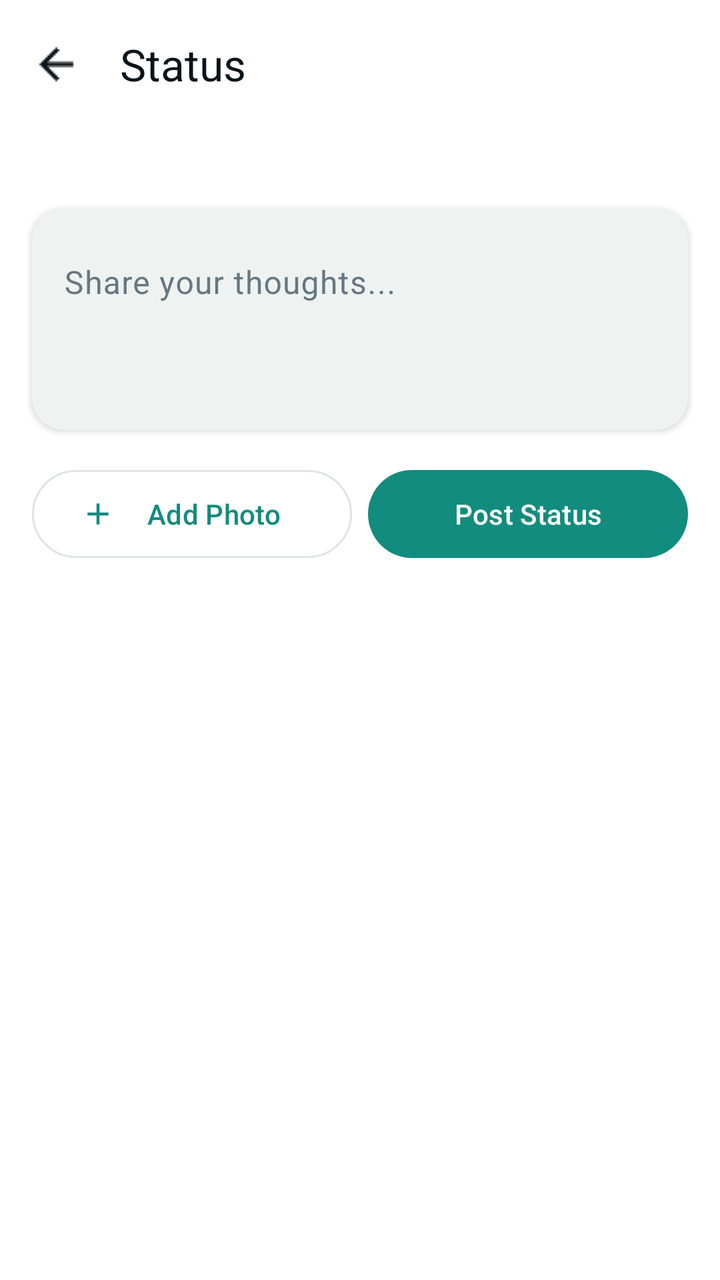
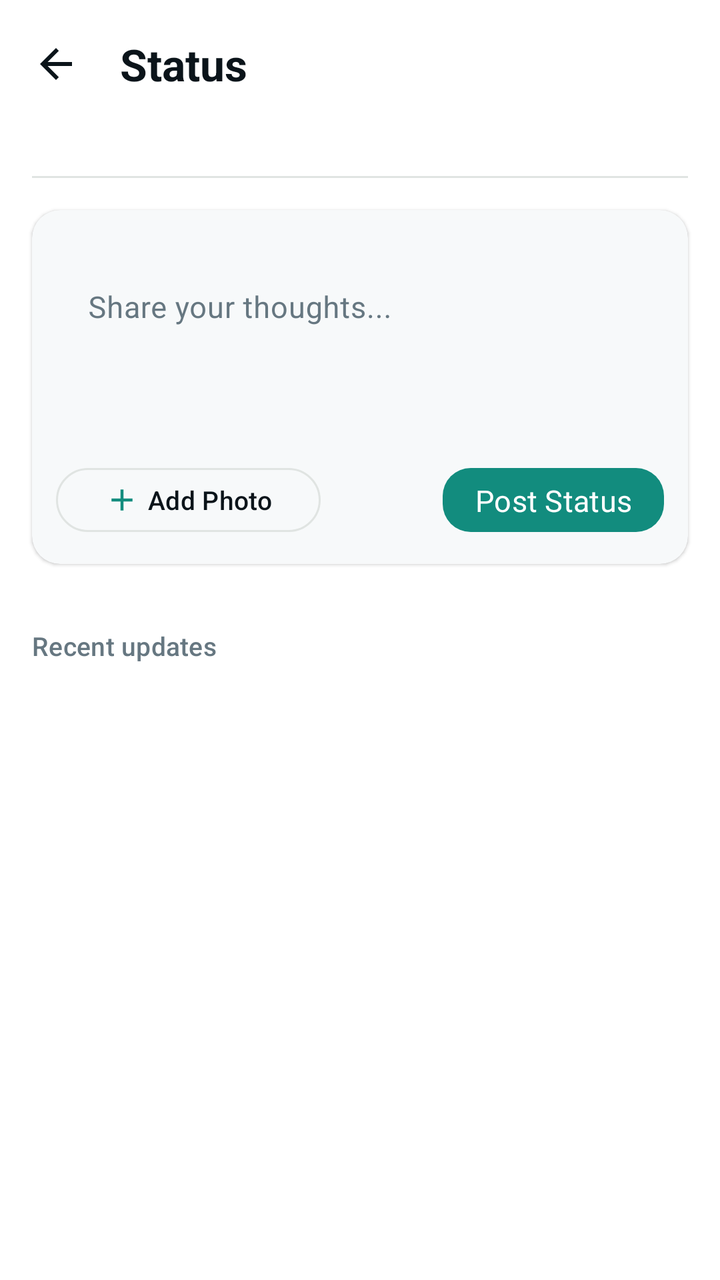

Two renders of the same Android screen: before a commit and after it. Below are the layout's source before the change and the commit's diff.
<!-- AndroidManifest.xml: application theme Theme.GupShup -->
<!-- res/layout/fragment_status.xml -->
<?xml version="1.0" encoding="utf-8"?>
<androidx.constraintlayout.widget.ConstraintLayout
    xmlns:android="http://schemas.android.com/apk/res/android"
    xmlns:app="http://schemas.android.com/apk/res-auto"
    android:layout_width="match_parent"
    android:layout_height="match_parent"
    android:background="?attr/colorSurface">

    
    <com.google.android.material.appbar.MaterialToolbar
        android:id="@+id/statusToolbar"
        android:layout_width="0dp"
        android:layout_height="?attr/actionBarSize"
        android:background="?attr/colorSurface"
        app:title="Status"
        app:titleTextColor="?attr/colorOnSurface"
        app:titleCentered="false"
        app:navigationIcon="@drawable/ic_back"
        app:navigationIconTint="?attr/colorOnSurface"
        app:layout_constraintTop_toTopOf="parent"
        app:layout_constraintStart_toStartOf="parent"
        app:layout_constraintEnd_toEndOf="parent"/>

    
    <androidx.recyclerview.widget.RecyclerView
        android:id="@+id/statusBubbleRecyclerView"
        android:layout_width="0dp"
        android:layout_height="wrap_content"
        android:paddingVertical="12dp"
        android:clipToPadding="false"
        android:orientation="horizontal"
        app:layoutManager="androidx.recyclerview.widget.LinearLayoutManager"
        app:layout_constraintTop_toBottomOf="@id/statusToolbar"
        app:layout_constraintStart_toStartOf="parent"
        app:layout_constraintEnd_toEndOf="parent"/>

    
    <com.google.android.material.card.MaterialCardView
        android:id="@+id/statusInputCard"
        android:layout_width="0dp"
        android:layout_height="wrap_content"
        android:layout_margin="16dp"
        app:cardCornerRadius="16dp"
        app:cardElevation="2dp"
        app:cardBackgroundColor="?attr/colorSurfaceContainer"
        app:strokeWidth="0dp"
        app:layout_constraintTop_toBottomOf="@id/statusBubbleRecyclerView"
        app:layout_constraintStart_toStartOf="parent"
        app:layout_constraintEnd_toEndOf="parent">

        <com.google.android.material.textfield.TextInputLayout
            android:layout_width="match_parent"
            android:layout_height="wrap_content"
            android:hint="Share your thoughts..."
            app:boxBackgroundMode="none">

            <com.google.android.material.textfield.TextInputEditText
                android:id="@+id/statusEditText"
                android:layout_width="match_parent"
                android:layout_height="100dp"
                android:gravity="top|start"
                android:inputType="textMultiLine"
                android:maxLines="5"
                android:textColor="?attr/colorOnSurface"/>
        </com.google.android.material.textfield.TextInputLayout>
    </com.google.android.material.card.MaterialCardView>

    
    <LinearLayout
        android:id="@+id/buttonContainer"
        android:layout_width="0dp"
        android:layout_height="wrap_content"
        android:orientation="horizontal"
        android:layout_marginHorizontal="16dp"
        android:layout_marginTop="16dp"
        app:layout_constraintTop_toBottomOf="@id/statusInputCard"
        app:layout_constraintStart_toStartOf="parent"
        app:layout_constraintEnd_toEndOf="parent">

        <com.google.android.material.button.MaterialButton
            android:id="@+id/addPhotoButton"
            android:layout_width="0dp"
            android:layout_height="52dp"
            android:layout_weight="1"
            android:text="Add Photo"
            android:layout_marginEnd="8dp"
            app:icon="@drawable/ic_add_status"
            style="@style/Widget.Material3.Button.OutlinedButton"
            app:cornerRadius="26dp"/>

        <com.google.android.material.button.MaterialButton
            android:id="@+id/postStatusButton"
            android:layout_width="0dp"
            android:layout_height="52dp"
            android:layout_weight="1"
            android:text="Post Status"
            style="@style/Widget.Material3.Button"
            app:cornerRadius="26dp"/>
    </LinearLayout>

    
    <androidx.recyclerview.widget.RecyclerView
        android:id="@+id/statusRecyclerView"
        android:layout_width="0dp"
        android:layout_height="0dp"
        android:padding="16dp"
        android:clipToPadding="false"
        android:layout_marginTop="8dp"
        app:layout_constraintTop_toBottomOf="@id/buttonContainer"
        app:layout_constraintBottom_toBottomOf="parent"
        app:layout_constraintStart_toStartOf="parent"
        app:layout_constraintEnd_toEndOf="parent"/>

</androidx.constraintlayout.widget.ConstraintLayout>
<!-- resources referenced by this layout -->
<resources>
  <!-- drawable ic_back: png bitmap (drawable, 297 bytes) -->
  <color name="colorPrimary">#128C7E</color>
  <color name="onPrimary">#FFFFFF</color>
  <color name="onSecondary">#FFFFFF</color>
  <color name="colorTertiary">#075E54</color>
  <color name="onTertiary">#FFFFFF</color>
  <color name="background">#FFFFFF</color>
  <color name="surface">#FFFFFF</color>
  <color name="surfaceVariant">#EEF3F1</color>
  <color name="onSurface">#0B141A</color>
  <color name="outline">#E0E4E2</color>
  <color name="error">#D32F2F</color>
  <color name="onError">#FFFFFF</color>
  <color name="errorContainer">#FFDAD6</color>
  <!-- unchanged entries left out for length: 13 -->
</resources>

<!-- the commit's change to res/layout/fragment_status.xml (unified diff, before → after) -->
@@ -1,5 +1,5 @@
 <?xml version="1.0" encoding="utf-8"?>
-<androidx.constraintlayout.widget.ConstraintLayout
+<androidx.coordinatorlayout.widget.CoordinatorLayout
     xmlns:android="http://schemas.android.com/apk/res/android"
     xmlns:app="http://schemas.android.com/apk/res-auto"
     android:layout_width="match_parent"
@@ -7,108 +7,188 @@
     android:background="?attr/colorSurface">
 
     
-    <com.google.android.material.appbar.MaterialToolbar
-        android:id="@+id/statusToolbar"
-        android:layout_width="0dp"
-        android:layout_height="?attr/actionBarSize"
+    <com.google.android.material.appbar.AppBarLayout
+        android:id="@+id/appBarLayout"
+        android:layout_width="match_parent"
+        android:layout_height="wrap_content"
         android:background="?attr/colorSurface"
-        app:title="Status"
-        app:titleTextColor="?attr/colorOnSurface"
-        app:titleCentered="false"
-        app:navigationIcon="@drawable/ic_back"
-        app:navigationIconTint="?attr/colorOnSurface"
-        app:layout_constraintTop_toTopOf="parent"
-        app:layout_constraintStart_toStartOf="parent"
-        app:layout_constraintEnd_toEndOf="parent"/>
+        app:elevation="@dimen/elevation_level_0">
+
+        <com.google.android.material.appbar.MaterialToolbar
+            android:id="@+id/statusToolbar"
+            android:layout_width="match_parent"
+            android:layout_height="?attr/actionBarSize"
+            android:background="?attr/colorSurface"
+            app:title="Status"
+            app:titleTextAppearance="@style/TextAppearance.GupShup.Headline"
+            app:titleTextColor="?attr/colorOnSurface"
+            app:titleCentered="false"
+            app:navigationIcon="@drawable/ic_arrow_back"
+            app:navigationIconTint="?attr/colorOnSurface" />
+
+    </com.google.android.material.appbar.AppBarLayout>
 
     
-    <androidx.recyclerview.widget.RecyclerView
-        android:id="@+id/statusBubbleRecyclerView"
-        android:layout_width="0dp"
-        android:layout_height="wrap_content"
-        android:paddingVertical="12dp"
-        android:clipToPadding="false"
-        android:orientation="horizontal"
-        app:layoutManager="androidx.recyclerview.widget.LinearLayoutManager"
-        app:layout_constraintTop_toBottomOf="@id/statusToolbar"
-        app:layout_constraintStart_toStartOf="parent"
-        app:layout_constraintEnd_toEndOf="parent"/>
+    <androidx.core.widget.NestedScrollView
+        android:layout_width="match_parent"
+        android:layout_height="match_parent"
+        app:layout_behavior="@string/appbar_scrolling_view_behavior">
 
-    
-    <com.google.android.material.card.MaterialCardView
-        android:id="@+id/statusInputCard"
-        android:layout_width="0dp"
-        android:layout_height="wrap_content"
-        android:layout_margin="16dp"
-        app:cardCornerRadius="16dp"
-        app:cardElevation="2dp"
-        app:cardBackgroundColor="?attr/colorSurfaceContainer"
-        app:strokeWidth="0dp"
-        app:layout_constraintTop_toBottomOf="@id/statusBubbleRecyclerView"
-        app:layout_constraintStart_toStartOf="parent"
-        app:layout_constraintEnd_toEndOf="parent">
-
-        <com.google.android.material.textfield.TextInputLayout
+        <LinearLayout
             android:layout_width="match_parent"
             android:layout_height="wrap_content"
-            android:hint="Share your thoughts..."
-            app:boxBackgroundMode="none">
+            android:orientation="vertical">
 
-            <com.google.android.material.textfield.TextInputEditText
-                android:id="@+id/statusEditText"
+            
+            <androidx.recyclerview.widget.RecyclerView
+                android:id="@+id/statusBubbleRecyclerView"
                 android:layout_width="match_parent"
-                android:layout_height="100dp"
-                android:gravity="top|start"
-                android:inputType="textMultiLine"
-                android:maxLines="5"
-                android:textColor="?attr/colorOnSurface"/>
-        </com.google.android.material.textfield.TextInputLayout>
-    </com.google.android.material.card.MaterialCardView>
+                android:layout_height="wrap_content"
+                android:paddingHorizontal="@dimen/spacing_lg"
+                android:paddingVertical="@dimen/spacing_md"
+                android:clipToPadding="false"
+                android:orientation="horizontal"
+                app:layoutManager="androidx.recyclerview.widget.LinearLayoutManager" />
 
-    
-    <LinearLayout
-        android:id="@+id/buttonContainer"
-        android:layout_width="0dp"
-        android:layout_height="wrap_content"
-        android:orientation="horizontal"
-        android:layout_marginHorizontal="16dp"
-        android:layout_marginTop="16dp"
-        app:layout_constraintTop_toBottomOf="@id/statusInputCard"
-        app:layout_constraintStart_toStartOf="parent"
-        app:layout_constraintEnd_toEndOf="parent">
+            
+            <View
+                android:layout_width="match_parent"
+                android:layout_height="1dp"
+                android:background="@color/outline"
+                android:layout_marginHorizontal="@dimen/spacing_lg" />
 
-        <com.google.android.material.button.MaterialButton
-            android:id="@+id/addPhotoButton"
-            android:layout_width="0dp"
-            android:layout_height="52dp"
-            android:layout_weight="1"
-            android:text="Add Photo"
-            android:layout_marginEnd="8dp"
-            app:icon="@drawable/ic_add_status"
-            style="@style/Widget.Material3.Button.OutlinedButton"
-            app:cornerRadius="26dp"/>
+            
+            <com.google.android.material.card.MaterialCardView
+                android:id="@+id/statusInputCard"
+                style="@style/Widget.GupShup.Card"
+                android:layout_width="match_parent"
+                android:layout_height="wrap_content"
+                android:layout_margin="@dimen/spacing_lg"
+                app:contentPadding="@dimen/spacing_md">
 
-        <com.google.android.material.button.MaterialButton
-            android:id="@+id/postStatusButton"
-            android:layout_width="0dp"
-            android:layout_height="52dp"
-            android:layout_weight="1"
-            android:text="Post Status"
-            style="@style/Widget.Material3.Button"
-            app:cornerRadius="26dp"/>
-    </LinearLayout>
+                <LinearLayout
+                    android:layout_width="match_parent"
+                    android:layout_height="wrap_content"
+                    android:orientation="vertical">
 
-    
-    <androidx.recyclerview.widget.RecyclerView
-        android:id="@+id/statusRecyclerView"
-        android:layout_width="0dp"
-        android:layout_height="0dp"
-        android:padding="16dp"
-        android:clipToPadding="false"
-        android:layout_marginTop="8dp"
-        app:layout_constraintTop_toBottomOf="@id/buttonContainer"
-        app:layout_constraintBottom_toBottomOf="parent"
-        app:layout_constraintStart_toStartOf="parent"
-        app:layout_constraintEnd_toEndOf="parent"/>
+                    
+                    <com.google.android.material.textfield.TextInputLayout
+                        android:layout_width="match_parent"
+                        android:layout_height="wrap_content"
+                        android:hint="Share your thoughts..."
+                        app:boxBackgroundMode="none"
+                        app:hintAnimationEnabled="false">
 
-</androidx.constraintlayout.widget.ConstraintLayout>
+                        <com.google.android.material.textfield.TextInputEditText
+                            android:id="@+id/statusEditText"
+                            android:layout_width="match_parent"
+                            android:layout_height="90dp"
+                            android:gravity="top|start"
+                            android:inputType="textMultiLine"
+                            android:maxLines="4"
+                            android:background="@null"
+                            style="@style/TextAppearance.GupShup.Body" />
+                    </com.google.android.material.textfield.TextInputLayout>
+
+                    
+                    <LinearLayout
+                        android:layout_width="match_parent"
+                        android:layout_height="wrap_content"
+                        android:orientation="horizontal"
+                        android:gravity="center_vertical"
+                        android:layout_marginTop="@dimen/spacing_md">
+
+                        
+                        <com.google.android.material.button.MaterialButton
+                            android:id="@+id/addPhotoButton"
+                            style="@style/Widget.Material3.Button.OutlinedButton"
+                            android:layout_width="wrap_content"
+                            android:layout_height="40dp"
+                            android:text="Add Photo"
+                            android:textAppearance="@style/TextAppearance.GupShup.Label"
+                            android:textColor="?attr/colorOnSurface"
+                            app:icon="@drawable/ic_add_status"
+                            app:iconTint="@color/colorPrimary"
+                            app:iconSize="18dp"
+                            app:cornerRadius="20dp"
+                            app:strokeColor="@color/outline"
+                            app:strokeWidth="1dp" />
+
+                        <View
+                            android:layout_width="0dp"
+                            android:layout_height="0dp"
+                            android:layout_weight="1" />
+
+                        
+                        <com.google.android.material.button.MaterialButton
+                            android:id="@+id/postStatusButton"
+                            style="@style/Widget.GupShup.Button.Filled"
+                            android:layout_width="wrap_content"
+                            android:layout_height="40dp"
+                            android:text="Post Status"
+                            android:textAppearance="@style/TextAppearance.GupShup.Label"
+                            android:paddingHorizontal="@dimen/spacing_lg" />
+
+                    </LinearLayout>
+                </LinearLayout>
+            </com.google.android.material.card.MaterialCardView>
+
+            
+            <TextView
+                android:layout_width="wrap_content"
+                android:layout_height="wrap_content"
+                android:text="Recent updates"
+                style="@style/TextAppearance.GupShup.Label"
+                android:textColor="@color/onSurfaceVariant"
+                android:layout_marginStart="@dimen/spacing_lg"
+                android:layout_marginTop="@dimen/spacing_lg"
+                android:layout_marginBottom="@dimen/spacing_sm" />
+
+            
+            <androidx.recyclerview.widget.RecyclerView
+                android:id="@+id/statusRecyclerView"
+                android:layout_width="match_parent"
+                android:layout_height="wrap_content"
+                android:paddingHorizontal="@dimen/spacing_lg"
+                android:clipToPadding="false"
+                android:nestedScrollingEnabled="false" />
+
+            
+            <LinearLayout
+                android:id="@+id/statusEmptyState"
+                style="@style/Widget.GupShup.EmptyState"
+                android:layout_width="match_parent"
+                android:layout_height="wrap_content"
+                android:orientation="vertical"
+                android:gravity="center"
+                android:visibility="gone"
+                android:paddingVertical="@dimen/spacing_3xl">
+
+                <ImageView
+                    android:layout_width="@dimen/empty_state_illustration_size"
+                    android:layout_height="@dimen/empty_state_illustration_size"
+                    android:src="@drawable/status_ring"
+                    android:alpha="0.3"
+                    app:tint="@color/onSurfaceVariant" />
+
+                <TextView
+                    android:layout_width="wrap_content"
+                    android:layout_height="wrap_content"
+                    android:text="No status updates"
+                    style="@style/TextAppearance.GupShup.Headline"
+                    android:layout_marginTop="@dimen/spacing_2xl" />
+
+                <TextView
+                    android:layout_width="wrap_content"
+                    android:layout_height="wrap_content"
+                    android:text="Updates from friends appear here"
+                    style="@style/TextAppearance.GupShup.Body"
+                    android:textColor="@color/onSurfaceVariant"
+                    android:layout_marginTop="@dimen/spacing_sm"
+                    android:textAlignment="center" />
+            </LinearLayout>
+
+        </LinearLayout>
+    </androidx.core.widget.NestedScrollView>
+
+</androidx.coordinatorlayout.widget.CoordinatorLayout>
<!-- resource entries referenced after the edit -->
@@ -1,6 +1,5 @@
 <!-- resources referenced by this layout -->
 <resources>
-  <!-- drawable ic_back: png bitmap (drawable, 297 bytes) -->
   <color name="colorPrimary">#128C7E</color>
   <color name="onPrimary">#FFFFFF</color>
   <color name="onSecondary">#FFFFFF</color>
@@ -11,6 +10,75 @@
   <color name="surfaceVariant">#EEF3F1</color>
   <color name="onSurface">#0B141A</color>
   <color name="outline">#E0E4E2</color>
+  <dimen name="elevation_level_0">0dp</dimen>
+  <dimen name="empty_state_illustration_size">120dp</dimen>
+  <dimen name="spacing_2xl">24dp</dimen>
+  <dimen name="spacing_3xl">32dp</dimen>
+  <dimen name="spacing_lg">16dp</dimen>
+  <dimen name="spacing_md">12dp</dimen>
+  <dimen name="spacing_sm">8dp</dimen>
+  <!-- drawable ic_arrow_back (drawable) -->
+  <vector xmlns:android="http://schemas.android.com/apk/res/android"
+      android:width="24dp"
+      android:height="24dp"
+      android:viewportWidth="24"
+      android:viewportHeight="24"
+      android:tint="?attr/colorOnSurface"
+      android:autoMirrored="true">
+      <path android:fillColor="@android:color/white"
+          android:pathData="M20,11H7.83l5.59,-5.59L12,4l-8,8 8,8 1.41,-1.41L7.83,13H20v-2z"/>
+  </vector>
+  <!-- drawable status_ring (drawable) -->
+  <?xml version="1.0" encoding="utf-8"?>
+  <shape xmlns:android="http://schemas.android.com/apk/res/android"
+      android:shape="oval">
+      <stroke
+          android:width="2.5dp"
+          android:color="@color/online_green" />
+      <solid android:color="@android:color/transparent" />
+  </shape>
+  <style name="TextAppearance.GupShup.Body" parent="TextAppearance.Material3.BodyMedium">
+          <item name="android:textSize">15sp</item>
+          <item name="android:fontFamily">@font/google_sans</item>
+          <item name="android:lineSpacingExtra">7sp</item> 
+          <item name="android:textColor">?attr/colorOnSurface</item>
+      </style>
+  <style name="TextAppearance.GupShup.Headline" parent="TextAppearance.Material3.HeadlineSmall">
+          <item name="android:textSize">22sp</item>
+          <item name="android:textStyle">bold</item>
+          <item name="android:fontFamily">@font/google_sans_medium</item>
+          <item name="android:textColor">?attr/colorOnSurface</item>
+      </style>
+  <style name="TextAppearance.GupShup.Label" parent="TextAppearance.Material3.LabelLarge">
+          <item name="android:textSize">13sp</item>
+          <item name="android:fontFamily">@font/google_sans_medium</item>
+          <item name="android:textColor">?attr/colorOnSurface</item>
+      </style>
+  <style name="Widget.GupShup.Button.Filled" parent="Widget.Material3.Button">
+          <item name="android:layout_height">@dimen/button_height</item>
+          <item name="cornerRadius">@dimen/radius_medium</item>
+          <item name="elevation">@dimen/elevation_level_1</item>
+          <item name="rippleColor">@color/colorPrimaryContainer</item>
+          <item name="android:fontFamily">@font/google_sans_medium</item>
+          <item name="android:textSize">15sp</item>
+          <item name="backgroundTint">?attr/colorPrimary</item>
+          <item name="android:textColor">?attr/colorOnPrimary</item>
+      </style>
+  <style name="Widget.GupShup.Card" parent="Widget.Material3.CardView.Filled">
+          <item name="cardCornerRadius">@dimen/radius_medium</item>
+          <item name="cardElevation">@dimen/elevation_level_1</item>
+          <item name="cardBackgroundColor">?attr/colorSurfaceContainerLow</item>
+          <item name="strokeWidth">0dp</item>
+          <item name="contentPadding">@dimen/spacing_lg</item>
+      </style>
+  <style name="Widget.GupShup.EmptyState">
+          <item name="android:gravity">center</item>
+          <item name="android:padding">@dimen/spacing_3xl</item>
+      </style>
+  <color name="online_green">#25D366</color>
+  <dimen name="button_height">52dp</dimen>
+  <dimen name="radius_medium">14dp</dimen>
+  <dimen name="elevation_level_1">1dp</dimen>
   <color name="error">#D32F2F</color>
   <color name="onError">#FFFFFF</color>
   <color name="errorContainer">#FFDAD6</color>
